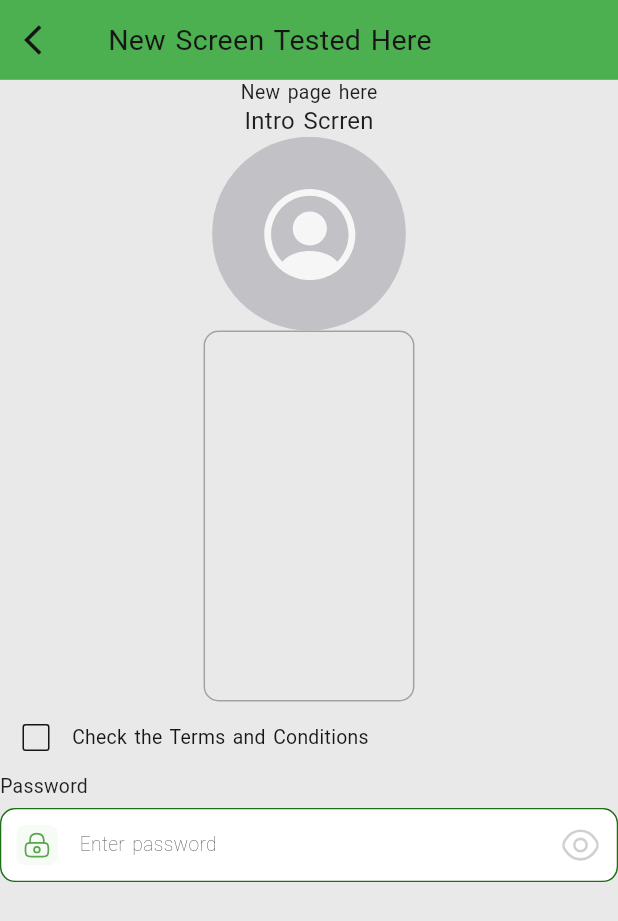
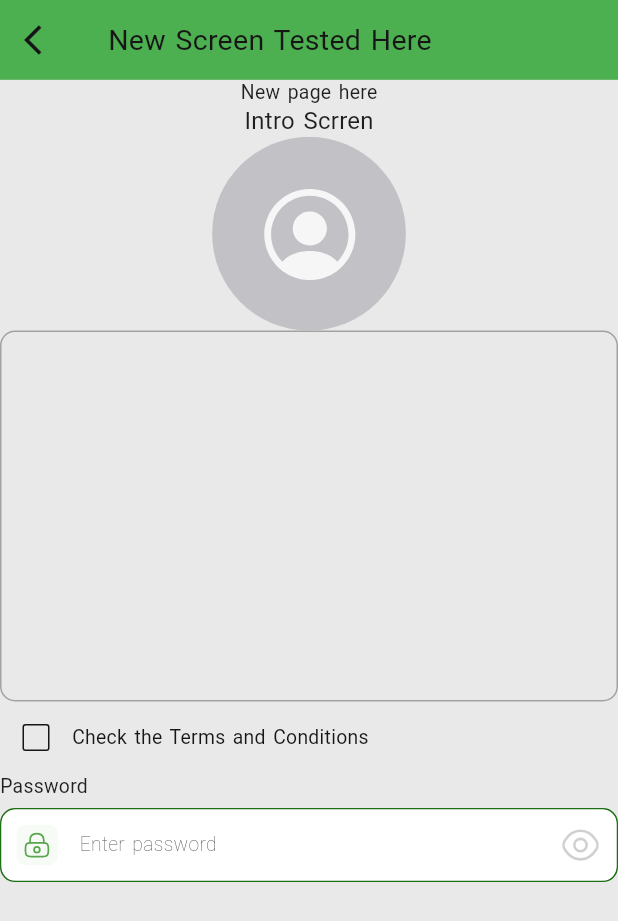
Before and after one commit to JamperCin/core_package, a Flutter app: the screen it shows after launch, after a tap on "Click Here", on a phone screen of 412 x 824 dp. Shown: the top 921 px of the screen. Run offline on Flutter 3.47's test engine with Material 3 defaults, Android fonts, the phone set to English and light mode, and no system bars; our stand-ins replace cached_network_image, carousel_slider, dotted_border, flutter_svg, geocoding, geolocator and 5 more; missing offline and left inert: encrypt, flutter_animator, flutter_overlay_loader; Roboto replaces fonts that are missing (SfUI); project files that could hold a hidden picture were left out.

Commit message:
edited default height and with

```diff
--- a/packages/core_module/lib/core_ui/widgets/container_widget.dart
+++ b/packages/core_module/lib/core_ui/widgets/container_widget.dart
@@ -171,13 +171,15 @@ class ContainerWidget extends StatelessWidget {
     return InkWell(
       onTap: onTap,
       child: Container(
-        height: height ?? appDimen.dimen(180),
-        width: width ?? appDimen.dimen(180),
+        height: height,
+        width: width,
         margin: margin,
         padding: padding,
         decoration: BoxDecoration(
           shape: BoxShape.rectangle,
-          color: backgroundImage == null ? (color ?? colorScheme.surfaceContainer) : null ,
+          color: backgroundImage == null
+              ? (color ?? colorScheme.surfaceContainer)
+              : null,
           image: backgroundImage != null
               ? DecorationImage(
                   image: AssetImage(backgroundImage!),
```
